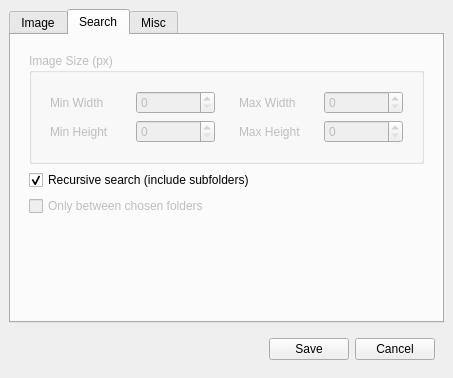
Old version of the form doppelganger/resources/ui/preferenceswindow.ui in the repository max-dw-i/myfyrio.
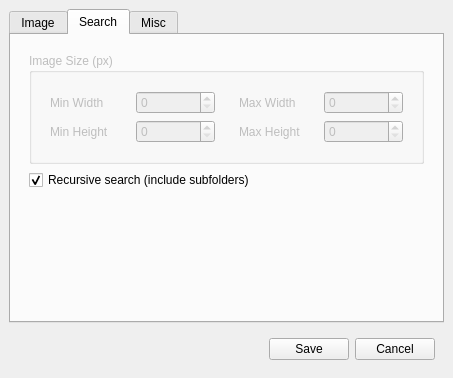
New version of the form. The open tabs and pages were chosen to show the change.

Commit message: Get rid of option 'Search between folders only'

What changed in the file:
```diff
--- a/doppelganger/resources/ui/preferenceswindow.ui
+++ b/doppelganger/resources/ui/preferenceswindow.ui
@@ -379,19 +379,6 @@
              </property>
             </widget>
            </item>
-           <item>
-            <widget class="QCheckBox" name="betweenDirsChk">
-             <property name="enabled">
-              <bool>false</bool>
-             </property>
-             <property name="text">
-              <string>Only between chosen folders</string>
-             </property>
-             <property name="conf_param" stdset="0">
-              <string>between_dirs</string>
-             </property>
-            </widget>
-           </item>
           </layout>
          </widget>
         </item>
```
Left out of the diff: 2 changed lines with no effect on the pictures.
